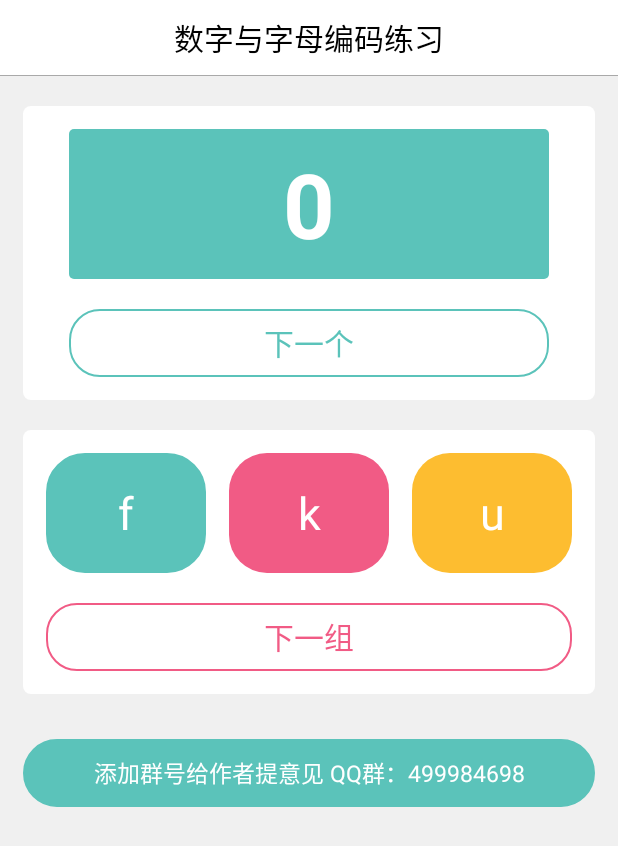
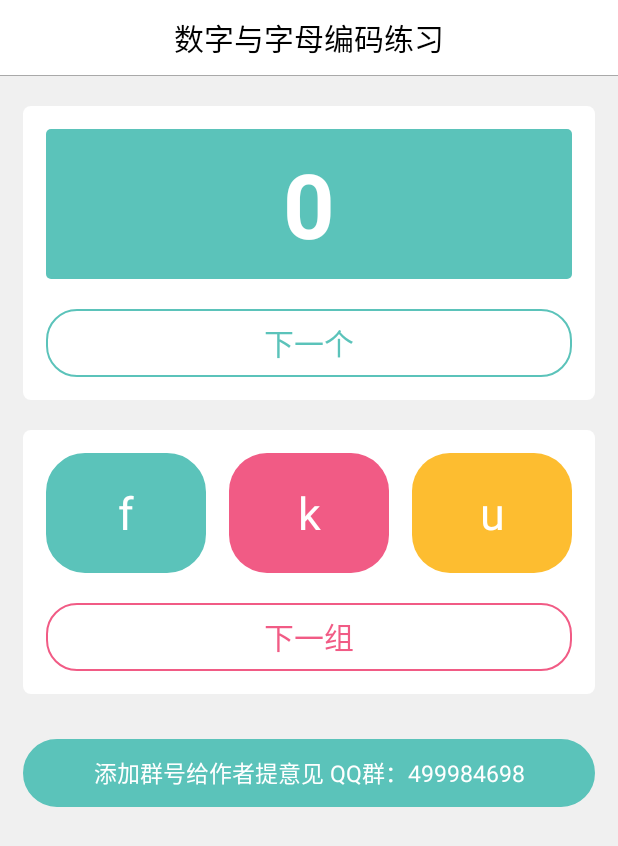
Before and after one commit to zhkqy/memorySoftware, an Android app: the NumberAndLetterPractiseActivity screen opened directly, with no data from a screen before it, on a phone screen of 412 x 824 dp. Shown: the top 846 px of the screen. Run offline under Robolectric (Android 15) with nearby library versions, the phone set to English and light mode, and no system bars.

Commit message:
布局调整

```diff
--- a/app/src/main/res/layout/activity_number_abc_layout.xml
+++ b/app/src/main/res/layout/activity_number_abc_layout.xml
@@ -17,6 +17,7 @@
     <View
         android:layout_width="fill_parent"
         android:layout_height="1px"
+        android:layout_alignParentBottom="true"
         android:background="@color/black_t30" />
 
     <ScrollView
--- a/app/src/main/res/layout/view_number_layout.xml
+++ b/app/src/main/res/layout/view_number_layout.xml
@@ -12,7 +12,8 @@
         android:layout_marginRight="15dp"
         android:background="@drawable/white_solid_drawable"
         android:orientation="vertical"
-        android:padding="15dp">
+        android:paddingBottom="15dp"
+        android:paddingTop="15dp">
 
         <TextView
             android:id="@+id/num"
```
